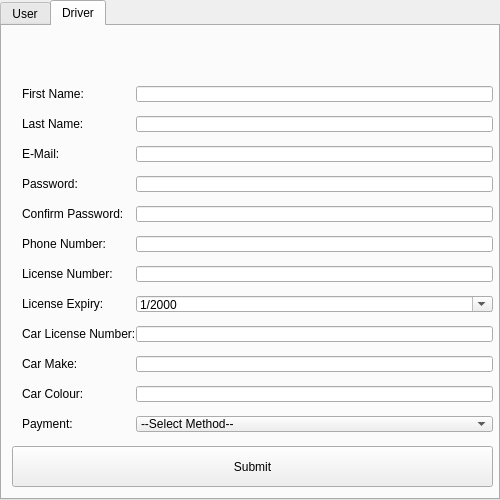
First picture: the form in UI/Registration_Screen.ui, repository 1412kauti/ProjectHurricane, before the edit.
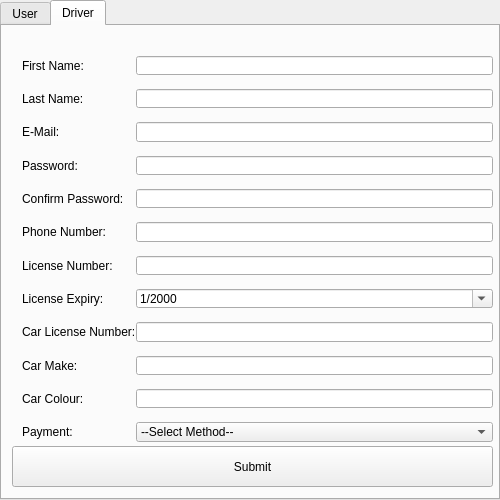
Second picture: the form after the edit. The open tabs and pages were chosen to show the change.

The edit to the form file:
```diff
--- a/UI/Registration_Screen.ui
+++ b/UI/Registration_Screen.ui
@@ -233,9 +233,9 @@
      <property name="geometry">
       <rect>
        <x>10</x>
-       <y>50</y>
+       <y>20</y>
        <width>481</width>
-       <height>371</height>
+       <height>411</height>
       </rect>
      </property>
      <layout class="QFormLayout" name="formLayout_2">
@@ -440,9 +440,9 @@
      <property name="geometry">
       <rect>
        <x>10</x>
-       <y>10</y>
+       <y>0</y>
        <width>481</width>
-       <height>31</height>
+       <height>21</height>
       </rect>
      </property>
      <property name="text">
```
Left out of the diff: 4 changed lines with no effect on the pictures.
